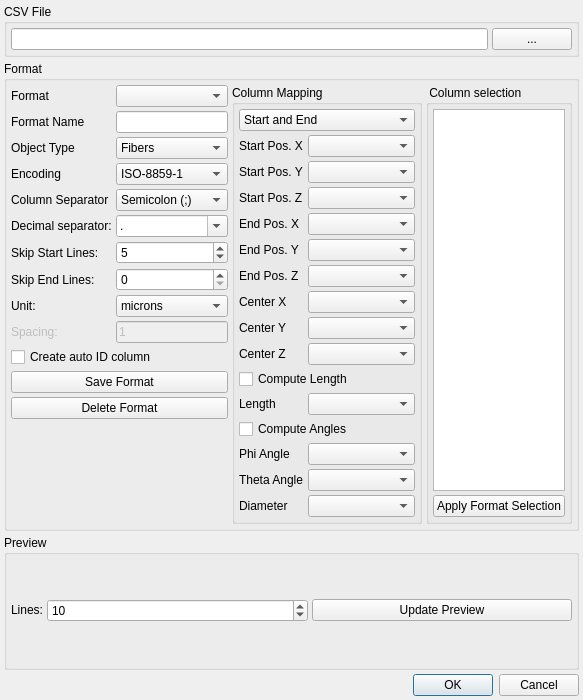
Qt form modules/FeatureScout/CsvInput.ui (3dct/open_iA) before a commit.
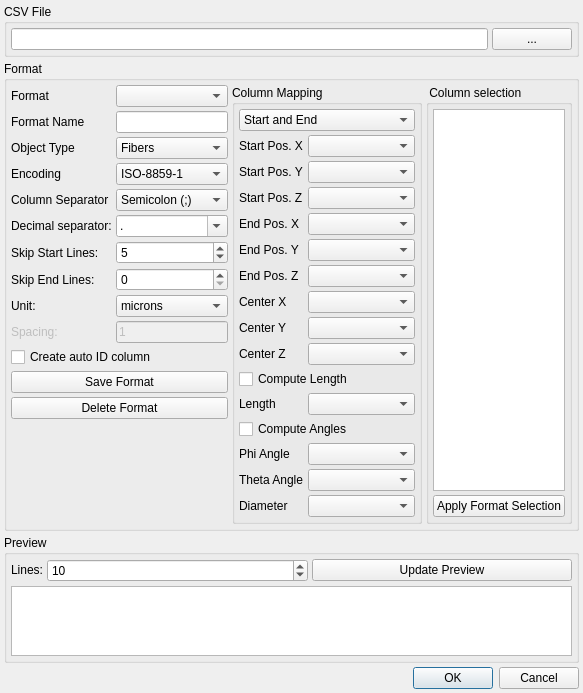
The same form after that commit.

Commit message: FeatureScout: csv reading - merge DataTable to iACsvIO

```diff
--- a/modules/FeatureScout/CsvInput.ui
+++ b/modules/FeatureScout/CsvInput.ui
@@ -7,7 +7,7 @@
     <x>0</x>
     <y>0</y>
     <width>517</width>
-    <height>700</height>
+    <height>630</height>
    </rect>
   </property>
   <property name="windowTitle">
@@ -675,11 +675,11 @@
        </widget>
       </item>
       <item>
-       <layout class="QVBoxLayout" name="myLayout">
-        <property name="spacing">
-         <number>4</number>
+       <widget class="QTableWidget" name="tbl_preview">
+        <property name="sortingEnabled">
+         <bool>true</bool>
         </property>
-       </layout>
+       </widget>
       </item>
      </layout>
     </widget>
```
The commit also changes 6 other files.
